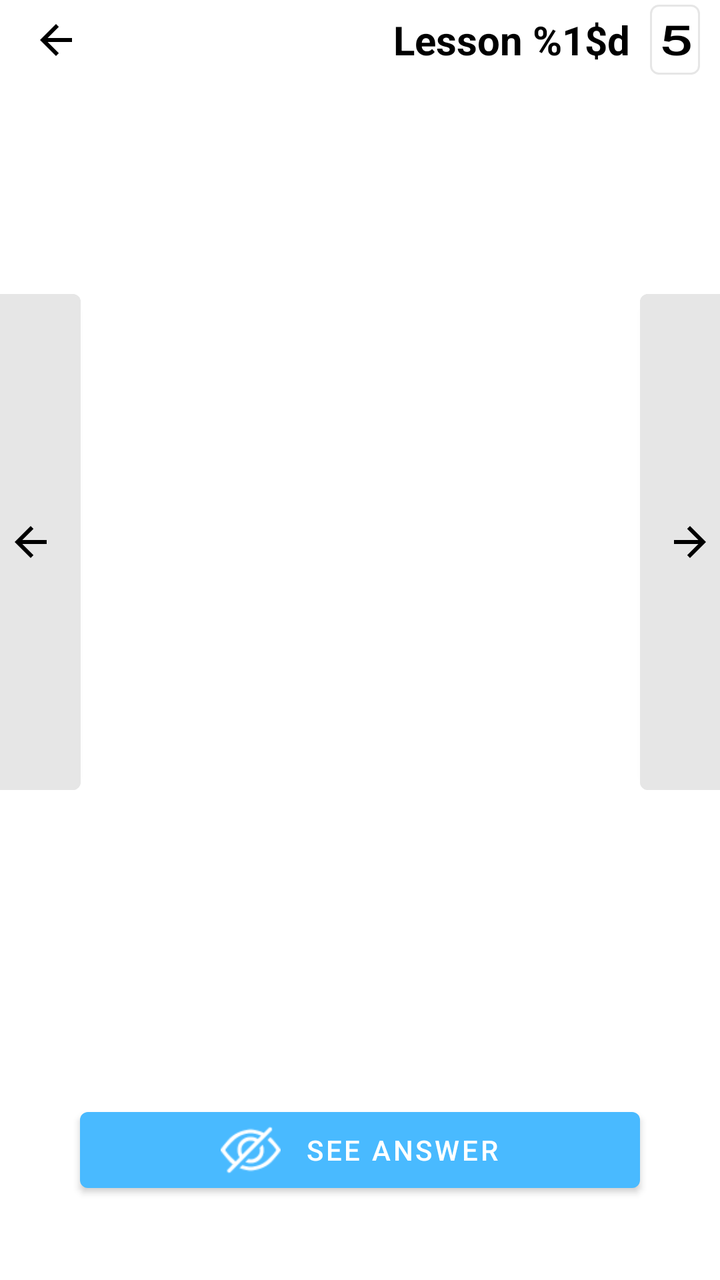
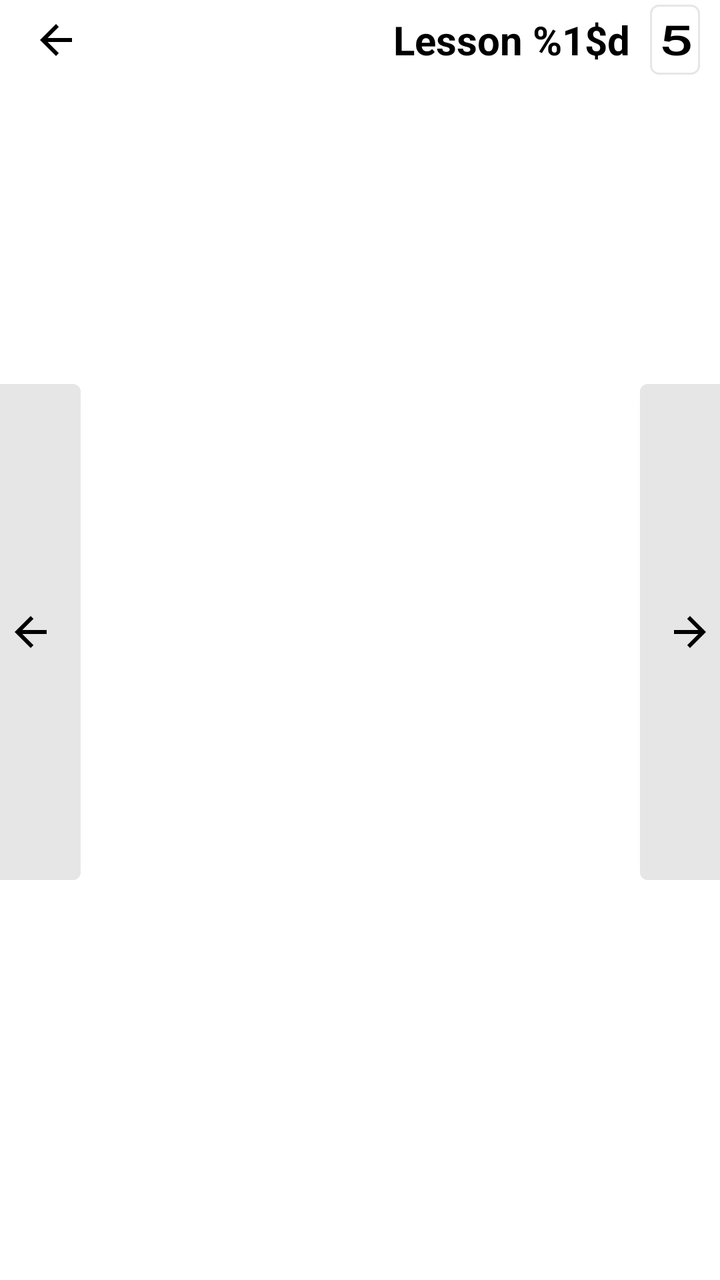

Screens rendered from an Android XML layout before and after an edit, with the pre-edit source and the edit as a unified diff.
<!-- AndroidManifest.xml: application theme Theme.SUN -->
<!-- res/layout/activity_learn_sentences.xml -->
<?xml version="1.0" encoding="utf-8"?>
<LinearLayout xmlns:android="http://schemas.android.com/apk/res/android"
    xmlns:app="http://schemas.android.com/apk/res-auto"
    android:layout_width="match_parent"
    android:layout_height="match_parent"
    xmlns:tools="http://schemas.android.com/tools"
    android:orientation="vertical"
    tools:context=".ui.activity.LearnSentencesActivity">

    <include android:id="@+id/top_nav_bar" layout="@layout/top_navigation" />

    <androidx.constraintlayout.widget.ConstraintLayout
        android:layout_width="match_parent"
        android:layout_height="0dp"
        android:layout_weight="1"
        android:layout_marginTop="@dimen/_20dp"
        android:clipToPadding="false">

        <com.google.android.material.button.MaterialButton
            android:id="@+id/prev_button"
            android:layout_width="@dimen/_50dp"
            android:layout_height="@dimen/_260dp"
            app:icon="@drawable/ic_arrow_back"
            app:iconPadding="0dp"
            app:iconGravity="textStart"
            android:backgroundTint="@color/gray"
            app:iconTint="@color/black"
            app:layout_constraintStart_toStartOf="parent"
            app:layout_constraintEnd_toStartOf="@id/view_pager"
            app:layout_constraintTop_toTopOf="parent"
            app:layout_constraintBottom_toBottomOf="parent"/>

        <androidx.viewpager2.widget.ViewPager2
            android:id="@+id/view_pager"
            android:layout_width="@dimen/_280dp"
            android:layout_height="@dimen/_400dp"
            android:clipChildren="false"
            android:clipToPadding="false"
            app:layout_constraintStart_toEndOf="@id/prev_button"
            app:layout_constraintEnd_toStartOf="@id/next_button"
            app:layout_constraintTop_toTopOf="parent"
            app:layout_constraintBottom_toBottomOf="parent"/>

        <com.google.android.material.button.MaterialButton
            android:id="@+id/next_button"
            android:layout_width="@dimen/_50dp"
            android:layout_height="@dimen/_260dp"
            app:icon="@drawable/ic_arrow_right"
            app:iconPadding="0dp"
            app:iconGravity="textStart"
            android:backgroundTint="@color/gray"
            app:iconTint="@color/black"
            app:layout_constraintStart_toEndOf="@id/view_pager"
            app:layout_constraintEnd_toEndOf="parent"
            app:layout_constraintTop_toTopOf="parent"
            app:layout_constraintBottom_toBottomOf="parent"/>

    </androidx.constraintlayout.widget.ConstraintLayout>

    <View
        android:id="@+id/spacer"
        android:layout_width="match_parent"
        android:layout_height="@dimen/_20dp"/>

    <com.google.android.material.tabs.TabLayout
        android:layout_width="match_parent"
        android:layout_height="wrap_content"
        android:id="@+id/tabs"
        app:tabBackground="@drawable/selector_dot"
        app:tabGravity="center"
        app:tabIndicatorHeight="0dp"
        app:tabTextColor="@color/transparent"
        app:tabPaddingStart="@dimen/_16dp"/>

    <com.google.android.material.button.MaterialButton
        android:id="@+id/show_answer"
        android:layout_width="match_parent"
        android:layout_height="@dimen/_50dp"
        android:text="@string/see_answer"
        app:icon="@drawable/selector_show_answer"
        app:iconPadding="@dimen/_12dp"
        app:iconGravity="textStart"
        app:iconSize="@dimen/_30dp"
        android:layout_marginHorizontal="@dimen/_40dp"
        android:layout_marginBottom="@dimen/_40dp"/>

</LinearLayout>
<!-- res/layout/top_navigation.xml (included above) -->
<?xml version="1.0" encoding="utf-8"?>
<androidx.appcompat.widget.Toolbar
    xmlns:android="http://schemas.android.com/apk/res/android"
    xmlns:app="http://schemas.android.com/apk/res-auto"
    android:id="@+id/toolbar"
    app:navigationIcon="@drawable/ic_arrow_back"
    android:layout_width="match_parent"
    android:layout_height="@dimen/_40dp">

    <LinearLayout
        android:id="@+id/current_page"
        android:layout_width="wrap_content"
        android:layout_height="wrap_content"
        android:orientation="horizontal"
        android:layout_gravity="end"
        android:layout_marginEnd="@dimen/_10dp">

        <ImageView
            android:id="@+id/icon_image"
            android:layout_width="@dimen/_20dp"
            android:layout_height="wrap_content"
            android:src="@drawable/ic_book"
            android:adjustViewBounds="true"
            android:layout_gravity="center"
            android:layout_marginEnd="@dimen/_10dp"
            android:visibility="gone"/>

        <TextView
            android:layout_width="wrap_content"
            android:layout_height="wrap_content"
            android:text="@string/lesson_name"
            android:textSize="@dimen/_20sp"
            android:textStyle="bold"
            android:textColor="@color/black"
            android:elevation="1dp"
            android:id="@+id/page_title" />

        <TextView
            android:layout_width="wrap_content"
            android:layout_height="wrap_content"
            android:text="@string/tally_example"
            android:textSize="@dimen/_20sp"
            android:textColor="@color/black"
            android:textScaleX="1.5"
            android:elevation="1dp"
            android:layout_marginStart="@dimen/_10dp"
            android:fontFamily="@font/tally"
            android:id="@+id/tally_number"
            android:textStyle="bold"
            android:padding="@dimen/_4dp"
            android:gravity="center"
            android:background="@drawable/background_tally"/>
    </LinearLayout>
</androidx.appcompat.widget.Toolbar>
<!-- resources referenced by this layout -->
<resources>
  <color name="black">#FF000000</color>
  <color name="gray">#E6E6E6</color>
  <color name="transparent">#00000000</color>
  <dimen name="_10dp">10dp</dimen>
  <dimen name="_12dp">12dp</dimen>
  <dimen name="_16dp">16dp</dimen>
  <dimen name="_20dp">20dp</dimen>
  <dimen name="_20sp">20sp</dimen>
  <dimen name="_260dp">260dp</dimen>
  <dimen name="_280dp">280dp</dimen>
  <dimen name="_30dp">30dp</dimen>
  <dimen name="_400dp">400dp</dimen>
  <dimen name="_40dp">40dp</dimen>
  <dimen name="_4dp">4dp</dimen>
  <dimen name="_50dp">50dp</dimen>
  <!-- drawable background_tally (drawable) -->
  <?xml version="1.0" encoding="utf-8"?>
  <shape xmlns:android="http://schemas.android.com/apk/res/android">
      <size android:width="@dimen/_22dp"/>
      <stroke
          android:width="1dp"
          android:color="@color/gray"/>
      <corners android:radius="@dimen/_4dp"/>
      <solid android:color="@color/transparent"/>
  </shape>
  <!-- drawable ic_arrow_back (drawable) -->
  <vector
      android:autoMirrored="true"
      android:height="24dp"
      android:tint="#000000"
      android:viewportHeight="24"
      android:viewportWidth="24"
      android:width="24dp"
      xmlns:android="http://schemas.android.com/apk/res/android">
      <path android:fillColor="@android:color/white" android:pathData="M20,11H7.83l5.59,-5.59L12,4l-8,8 8,8 1.41,-1.41L7.83,13H20v-2z"/>
  </vector>
  <!-- drawable selector_dot (drawable) -->
  <?xml version="1.0" encoding="utf-8"?>
  <selector xmlns:android="http://schemas.android.com/apk/res/android">
      <item android:state_selected="true" android:drawable="@drawable/ic_dot_selected" />
      <item android:drawable="@drawable/ic_dot_default" />
  </selector>
  <!-- drawable selector_show_answer (drawable) -->
  <?xml version="1.0" encoding="utf-8"?>
  <selector xmlns:android="http://schemas.android.com/apk/res/android">
      <item android:drawable="@drawable/ic_eye_open" android:state_activated="true"/>
      <item android:drawable="@drawable/ic_eye_closed" android:state_activated="false"/>
  </selector>
  <string name="lesson_name">Lesson %1$d</string>
  <string name="see_answer">See Answer</string>
  <string name="tally_example" translatable="false">5</string>
  <style name="Theme.SUN" parent="Base.Theme.SUN" />
  <dimen name="_22dp">22dp</dimen>
  <!-- drawable ic_dot_selected (drawable) -->
  <?xml version="1.0" encoding="utf-8"?>
  <layer-list xmlns:android="http://schemas.android.com/apk/res/android">
  
      <item>
          <shape
              android:innerRadius="0dp"
              android:shape="ring"
              android:thickness="@dimen/_10dp"
              android:useLevel="false">
  
              <solid android:color="@color/primary" />
          </shape>
      </item>
  </layer-list>
  <!-- drawable ic_dot_default (drawable) -->
  <?xml version="1.0" encoding="utf-8"?>
  <layer-list xmlns:android="http://schemas.android.com/apk/res/android">
      <item>
          <shape
              android:innerRadius="0dp"
              android:shape="ring"
              android:thickness="@dimen/_10dp"
              android:useLevel="false">
  
              <solid android:color="#E6E6E6" />
          </shape>
      </item>
  </layer-list>
  <!-- drawable ic_eye_open: png bitmap (drawable, 1501 bytes) -->
  <!-- drawable ic_eye_closed: png bitmap (drawable, 10927 bytes) -->
  <style name="Base.Theme.SUN" parent="Theme.MaterialComponents.Light.NoActionBar.Bridge">
          <item name="colorPrimary">@color/primary</item>
          <item name="colorPrimaryDark">@color/primary_dark</item>
          <item name="colorAccent">@color/accent</item>
          <item name="android:windowBackground">@color/white</item>
          <item name="android:statusBarColor">@color/primary</item>
      </style>
  <color name="primary">#49BAFF</color>
  <color name="primary_dark">#004874</color>
  <color name="accent">#00C78E</color>
  <color name="white">#FFFFFFFF</color>
  <!-- unchanged entries left out for length: 2 -->
</resources>

<!-- the commit's change to res/layout/activity_learn_sentences.xml (unified diff, before → after) -->
@@ -72,18 +72,6 @@
         app:tabTextColor="@color/transparent"
         app:tabPaddingStart="@dimen/_16dp"/>
 
-    <com.google.android.material.button.MaterialButton
-        android:id="@+id/show_answer"
-        android:layout_width="match_parent"
-        android:layout_height="@dimen/_50dp"
-        android:text="@string/see_answer"
-        app:icon="@drawable/selector_show_answer"
-        app:iconPadding="@dimen/_12dp"
-        app:iconGravity="textStart"
-        app:iconSize="@dimen/_30dp"
-        android:layout_marginHorizontal="@dimen/_40dp"
-        android:layout_marginBottom="@dimen/_40dp"/>
-
 </LinearLayout>
 <!-- res/layout/top_navigation.xml (included above) -->
 <?xml version="1.0" encoding="utf-8"?>
<!-- resource entries referenced after the edit -->
@@ -4,13 +4,11 @@
   <color name="gray">#E6E6E6</color>
   <color name="transparent">#00000000</color>
   <dimen name="_10dp">10dp</dimen>
-  <dimen name="_12dp">12dp</dimen>
   <dimen name="_16dp">16dp</dimen>
   <dimen name="_20dp">20dp</dimen>
   <dimen name="_20sp">20sp</dimen>
   <dimen name="_260dp">260dp</dimen>
   <dimen name="_280dp">280dp</dimen>
-  <dimen name="_30dp">30dp</dimen>
   <dimen name="_400dp">400dp</dimen>
   <dimen name="_40dp">40dp</dimen>
   <dimen name="_4dp">4dp</dimen>
@@ -42,14 +40,7 @@
       <item android:state_selected="true" android:drawable="@drawable/ic_dot_selected" />
       <item android:drawable="@drawable/ic_dot_default" />
   </selector>
-  <!-- drawable selector_show_answer (drawable) -->
-  <?xml version="1.0" encoding="utf-8"?>
-  <selector xmlns:android="http://schemas.android.com/apk/res/android">
-      <item android:drawable="@drawable/ic_eye_open" android:state_activated="true"/>
-      <item android:drawable="@drawable/ic_eye_closed" android:state_activated="false"/>
-  </selector>
   <string name="lesson_name">Lesson %1$d</string>
-  <string name="see_answer">See Answer</string>
   <string name="tally_example" translatable="false">5</string>
   <style name="Theme.SUN" parent="Base.Theme.SUN" />
   <dimen name="_22dp">22dp</dimen>
@@ -82,8 +73,6 @@
           </shape>
       </item>
   </layer-list>
-  <!-- drawable ic_eye_open: png bitmap (drawable, 1501 bytes) -->
-  <!-- drawable ic_eye_closed: png bitmap (drawable, 10927 bytes) -->
   <style name="Base.Theme.SUN" parent="Theme.MaterialComponents.Light.NoActionBar.Bridge">
           <item name="colorPrimary">@color/primary</item>
           <item name="colorPrimaryDark">@color/primary_dark</item>
